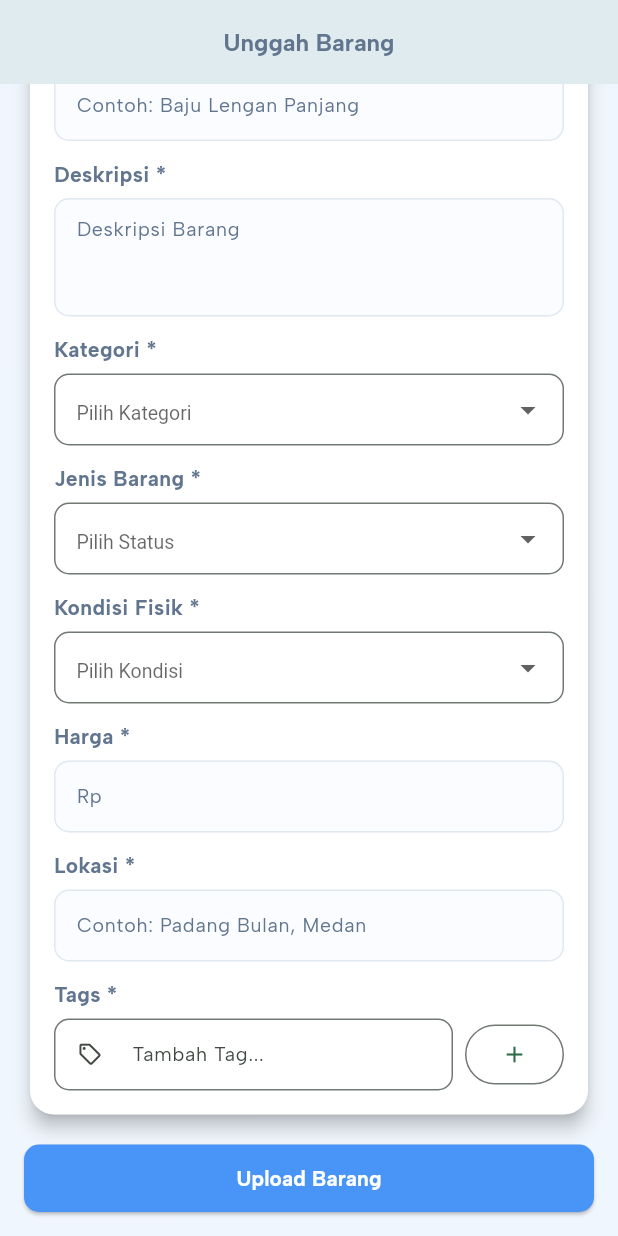
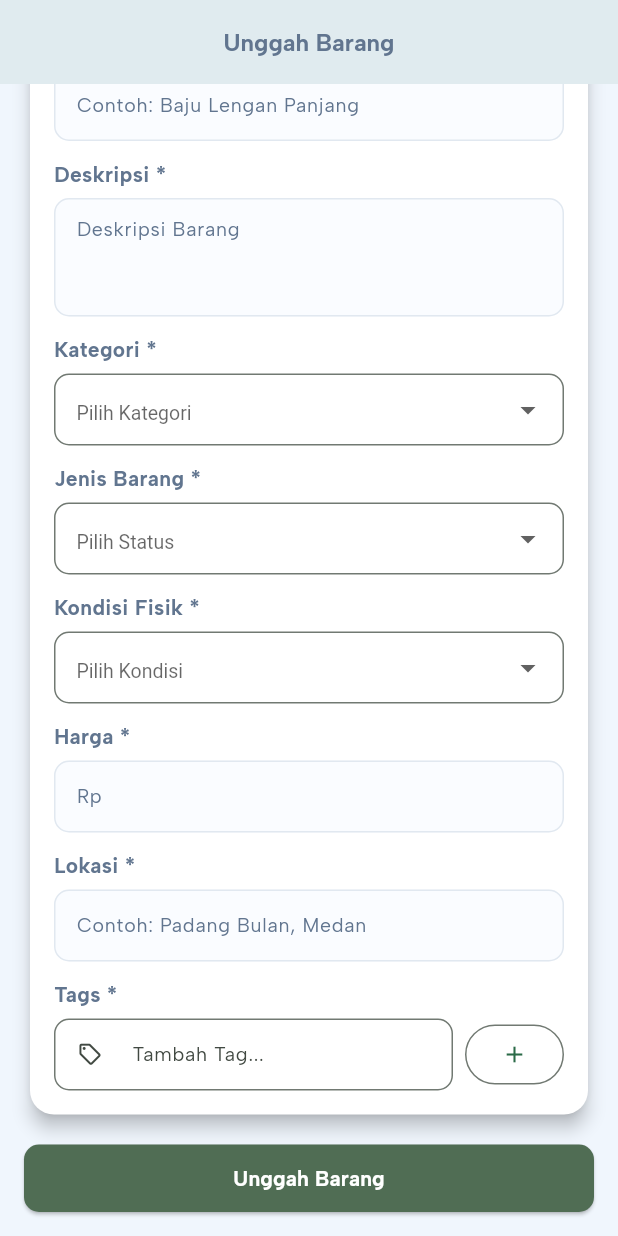
Before and after one commit to feliceyovita/TITIPIN, a Flutter app: the UploadItemScreen screen opened directly, scrolled down 156 dp, on a phone screen of 412 x 824 dp. Run offline on Flutter 3.47's test engine with Material 3 defaults, Android fonts, the phone set to English and light mode, and no system bars; our stand-ins replace cloud_firestore, dotted_border, firebase_auth, firebase_core, font_awesome_flutter, google_fonts and 1 more; accounts and stored records are empty.

Commit message:
Perbarui kategori dan warna form unggah barang

```diff
--- a/lib/features/upload_item/upload_item_screen.dart
+++ b/lib/features/upload_item/upload_item_screen.dart
@@ -1,8 +1,10 @@
 import 'dart:io';
+
 import 'package:flutter/material.dart';
 import 'package:image_picker/image_picker.dart';
 import 'package:google_fonts/google_fonts.dart';
 import 'package:dotted_border/dotted_border.dart';
+
 import '../catalog/catalog_screen.dart';
 import 'data/upload_barang_service.dart';
 
@@ -36,10 +38,20 @@ class _UploadItemScreenState extends State<UploadItemScreen> {
   final UploadBarangService _uploadService = UploadBarangService();
   bool _isUploading = false;
 
-  final blue = const Color(0xFF4895F7);
+  static const _baseColor = Color(0xFF506D54);
   final textColor = const Color(0xFF61758F);
 
-  final categories = ['Elektronik', 'Buku', 'Fashion', 'Peralatan', 'Lainnya'];
+  static const categories = <String, String>{
+    'Buku': 'buku',
+    'Elektronik': 'elektronik',
+    'Fashion': 'fashion',
+    'Kecantikan': 'kecantikan',
+    'Perlengkapan Kuliah': 'perlengkapan-kuliah',
+    'Perlengkapan Kos': 'peralatan',
+    'Olahraga & Hobi': 'olahraga-hobi',
+    'Lainnya': 'lainnya',
+  };
+
   final statuses = ['Baru', 'Bekas'];
   final conditions = ['Tanpa minus', 'Ada minus'];
 
@@ -77,15 +89,18 @@ class _UploadItemScreenState extends State<UploadItemScreen> {
           warning = 'Foto hanya boleh JPG, JPEG, PNG, atau WebP.';
           continue;
         }
+
         final size = await image.length();
         if (size == 0 || size > UploadBarangService.maxUkuranFoto) {
           warning = 'Ukuran tiap foto maksimal 5 MB.';
           continue;
         }
+
         if (images.any((existing) => existing.path == image.path) ||
             accepted.any((existing) => existing.path == image.path)) {
           continue;
         }
+
         accepted.add(image);
       }
 
@@ -125,9 +140,14 @@ class _UploadItemScreenState extends State<UploadItemScreen> {
 
   Widget label(String text) => Padding(
     padding: const EdgeInsets.only(bottom: 6),
-    child: Text(text, style: TextStyle(
-      fontSize: 14, fontWeight: FontWeight.bold, color: textColor,
-    )),
+    child: Text(
+      text,
+      style: TextStyle(
+        fontSize: 14,
+        fontWeight: FontWeight.bold,
+        color: textColor,
+      ),
+    ),
   );
 
   // Pesan error ditampilkan tepat di bawah kotak input.
@@ -216,8 +236,10 @@ class _UploadItemScreenState extends State<UploadItemScreen> {
   String? _validasiHarga(String? value) {
     final text = (value ?? '').trim();
     if (text.isEmpty) return 'Harga barang tidak boleh kosong.';
+
     final formatBenar = RegExp(r'^(\d+|\d{1,3}(\.\d{3})+)$').hasMatch(text);
     if (!formatBenar) return 'Harga harus berupa angka, contoh: 80000.';
+
     final angka = int.tryParse(text.replaceAll('.', ''));
     if (angka == null || angka <= 0) {
       return 'Harga barang harus lebih dari Rp0.';
@@ -310,6 +332,7 @@ class _UploadItemScreenState extends State<UploadItemScreen> {
         // FormState baru mencegah nilai dropdown lama muncul lagi.
         _formKey = GlobalKey<FormState>();
       });
+
       if (_scrollController.hasClients) {
         _scrollController.jumpTo(0);
       }
@@ -328,11 +351,11 @@ class _UploadItemScreenState extends State<UploadItemScreen> {
 
     // Mendukung angka biasa (120000) maupun pemisah ribuan (120.000).
     final rawPrice = price.text.trim();
-    final validPrice = RegExp(r'^(\d+|\d{1,3}(\.\d{3})+)$')
-        .hasMatch(rawPrice);
+    final validPrice = RegExp(r'^(\d+|\d{1,3}(\.\d{3})+)$').hasMatch(rawPrice);
     final parsedPrice = validPrice
         ? int.tryParse(rawPrice.replaceAll('.', ''))
         : null;
+    final kategoriId = categories[category];
 
     // Tag yang masih diketik tanpa menekan (+) tetap dianggap sebagai tag.
     final allTags = List<String>.of(tags);
@@ -359,7 +382,8 @@ class _UploadItemScreenState extends State<UploadItemScreen> {
     if (!formulirValid ||
         _photoError != null ||
         _tagError != null ||
-        parsedPrice == null) {
+        parsedPrice == null ||
+        kategoriId == null) {
       // Kembali ke awal agar pengguna langsung melihat pesan validasi.
       if (_scrollController.hasClients) {
         await _scrollController.animateTo(
@@ -375,8 +399,8 @@ class _UploadItemScreenState extends State<UploadItemScreen> {
     try {
       final barangId = await _uploadService.unggahBarang(
         namaBarang: name.text,
-        harga: parsedPrice!,
-        kategoriId: category!.toLowerCase(),
+        harga: parsedPrice,
+        kategoriId: kategoriId,
         jenisKondisi: status!,
         tingkatKondisi: condition!,
         detailMinus: detailMinus.text,
@@ -416,9 +440,14 @@ class _UploadItemScreenState extends State<UploadItemScreen> {
           elevation: 0,
           centerTitle: true,
           iconTheme: IconThemeData(color: textColor),
-          title: Text('Unggah Barang', style: TextStyle(
-            fontSize: 16, fontWeight: FontWeight.bold, color: textColor,
-          )),
+          title: Text(
+            'Unggah Barang',
+            style: TextStyle(
+              fontSize: 16,
+              fontWeight: FontWeight.bold,
+              color: textColor,
+            ),
+          ),
         ),
         body: AbsorbPointer(
           absorbing: _isUploading,
@@ -445,12 +474,16 @@ class _UploadItemScreenState extends State<UploadItemScreen> {
                       child: Column(
                         mainAxisAlignment: MainAxisAlignment.center,
                         children: [
-                          const Icon(Icons.camera_alt_outlined,
-                              color: Color(0xFF699C7B)),
+                          const Icon(
+                            Icons.camera_alt_outlined,
+                            color: Color(0xFF699C7B),
+                          ),
                           const SizedBox(height: 5),
-                          Text('Maks.5MB\nper Gambar',
+                          Text(
+                            'Maks.5MB\nper Gambar',
                             textAlign: TextAlign.center,
-                              style: TextStyle(fontSize: 8, color: textColor)),
+                            style: TextStyle(fontSize: 8, color: textColor),
+                          ),
                         ],
                       ),
                     ),
@@ -475,14 +508,19 @@ class _UploadItemScreenState extends State<UploadItemScreen> {
                   height: 75,
                   child: ListView(
                     scrollDirection: Axis.horizontal,
-                    children: images.asMap().entries.map((e) => Stack(
+                    children: images.asMap().entries.map((e) {
+                      return Stack(
                         children: [
                           Padding(
                             padding: const EdgeInsets.only(right: 8),
                             child: ClipRRect(
                               borderRadius: BorderRadius.circular(8),
-                            child: Image.file(File(e.value.path),
-                                width: 75, height: 75, fit: BoxFit.cover),
+                              child: Image.file(
+                                File(e.value.path),
+                                width: 75,
+                                height: 75,
+                                fit: BoxFit.cover,
+                              ),
                             ),
                           ),
                           Positioned(
@@ -490,7 +528,8 @@ class _UploadItemScreenState extends State<UploadItemScreen> {
                             child: GestureDetector(
                               onTap: () => setState(() {
                                 images.removeAt(e.key);
-                              _photoError = _sudahMencobaUnggah && images.isEmpty
+                                _photoError =
+                                _sudahMencobaUnggah && images.isEmpty
                                     ? 'Foto barang tidak boleh kosong.'
                                     : null;
                               }),
@@ -498,7 +537,8 @@ class _UploadItemScreenState extends State<UploadItemScreen> {
                             ),
                           ),
                         ],
-                    )).toList(),
+                      );
+                    }).toList(),
                   ),
                 ),
               ],
@@ -541,7 +581,7 @@ class _UploadItemScreenState extends State<UploadItemScreen> {
                         dropdown(
                           'Pilih Kategori',
                           category,
-                          categories,
+                          categories.keys.toList(),
                               (v) => setState(() => category = v),
                           pesanKosong: 'Kategori barang wajib dipilih.',
                         ),
@@ -610,8 +650,8 @@ class _UploadItemScreenState extends State<UploadItemScreen> {
                                 onChanged: (value) {
                                   if (_sudahMencobaUnggah || _tagError != null) {
                                     setState(() {
-                                      _tagError = tags.isEmpty &&
-                                          value.trim().isEmpty
+                                      _tagError =
+                                      tags.isEmpty && value.trim().isEmpty
                                           ? 'Tags tidak boleh kosong. Tambahkan minimal 1 tag.'
                                           : null;
                                     });
@@ -620,8 +660,10 @@ class _UploadItemScreenState extends State<UploadItemScreen> {
                                 style: TextStyle(fontSize: 13, color: textColor),
                                 decoration: InputDecoration(
                                   hintText: 'Tambah Tag...',
-                                  prefixIcon: const Icon(Icons.sell_outlined,
-                                      size: 17),
+                                  prefixIcon: const Icon(
+                                    Icons.sell_outlined,
+                                    size: 17,
+                                  ),
                                   contentPadding: const EdgeInsets.all(10),
                                   errorText: _tagError,
                                   errorStyle: const TextStyle(
@@ -633,7 +675,9 @@ class _UploadItemScreenState extends State<UploadItemScreen> {
                                   ),
                                   errorBorder: OutlineInputBorder(
                                     borderRadius: BorderRadius.circular(10),
-                                    borderSide: const BorderSide(color: Colors.red),
+                                    borderSide: const BorderSide(
+                                      color: Colors.red,
+                                    ),
                                   ),
                                   focusedErrorBorder: OutlineInputBorder(
                                     borderRadius: BorderRadius.circular(10),
@@ -656,24 +700,29 @@ class _UploadItemScreenState extends State<UploadItemScreen> {
                         if (tags.isNotEmpty)
                           Wrap(
                             spacing: 5,
-                            children: tags.map((tag) => Chip(
-                              label: Text(tag,
-                                  style: const TextStyle(fontSize: 12)),
+                            children: tags.map((tag) {
+                              return Chip(
+                                label: Text(
+                                  tag,
+                                  style: const TextStyle(fontSize: 12),
+                                ),
                                 onDeleted: () => setState(() {
                                   tags.remove(tag);
-                                _tagError = _sudahMencobaUnggah &&
+                                  _tagError =
+                                  _sudahMencobaUnggah &&
                                       tags.isEmpty &&
                                       tagController.text.trim().isEmpty
                                       ? 'Tags tidak boleh kosong. Tambahkan minimal 1 tag.'
                                       : null;
                                 }),
-                            )).toList(),
+                              );
+                            }).toList(),
                           ),
                       ],
                     ),
                   ),
-                ), // Card
-              ), // Form
+                ),
+              ),
 
               const SizedBox(height: 16),
 
@@ -682,7 +731,7 @@ class _UploadItemScreenState extends State<UploadItemScreen> {
                 child: ElevatedButton(
                   onPressed: _isUploading ? null : publish,
                   style: ElevatedButton.styleFrom(
-                    backgroundColor: blue,
+                    backgroundColor: _baseColor,
                     foregroundColor: Colors.white,
                     shape: RoundedRectangleBorder(
                       borderRadius: BorderRadius.circular(10),
@@ -705,7 +754,7 @@ class _UploadItemScreenState extends State<UploadItemScreen> {
                     ],
                   )
                       : const Text(
-                    'Upload Barang',
+                    'Unggah Barang',
                     style: TextStyle(
                       fontSize: 14,
                       fontWeight: FontWeight.bold,
```
Lines whose indentation alone changed are shown as unchanged.
